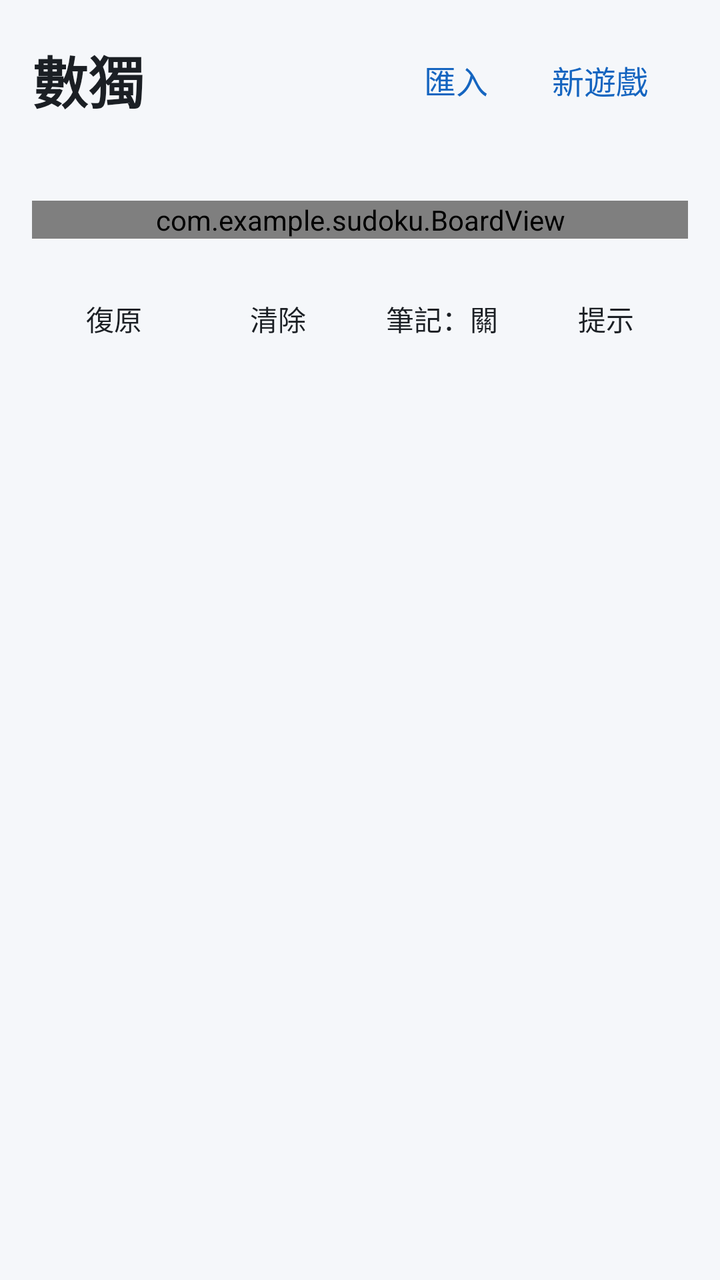
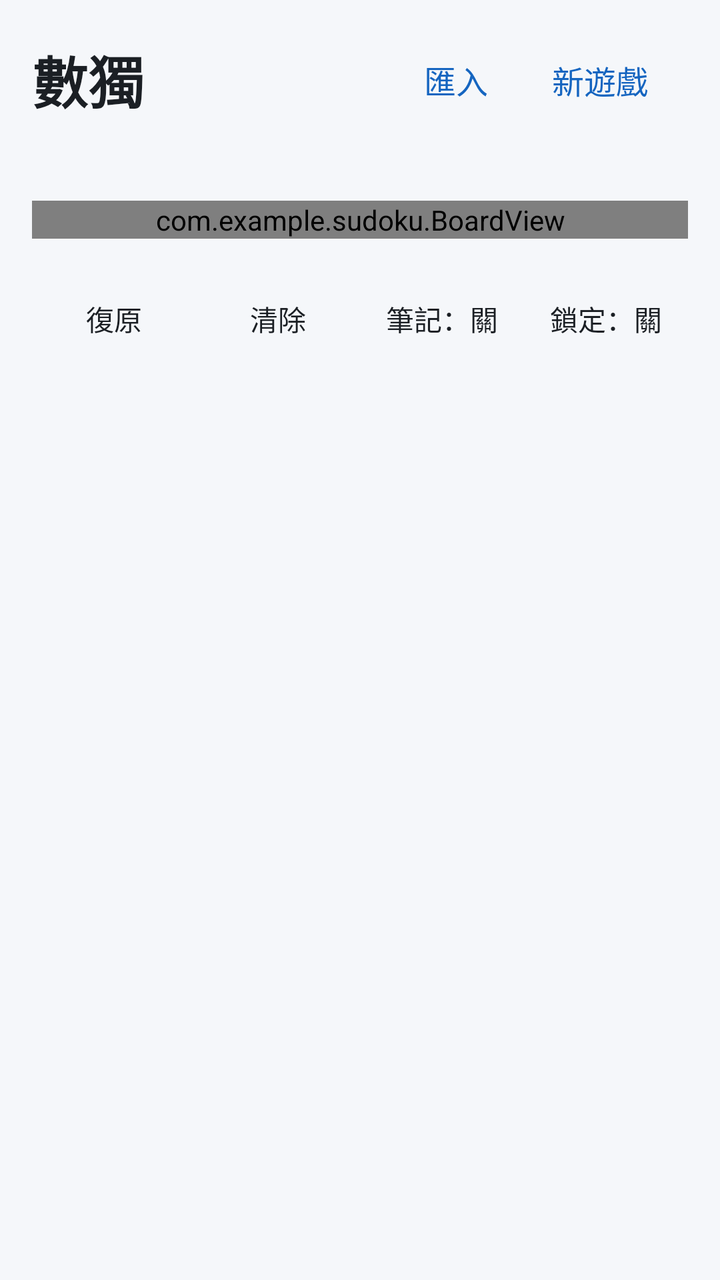

Compare the two renders of this Android layout. The source of the first and the diff that turns it into the second are given below.
<!-- AndroidManifest.xml: application theme Theme.Sudoku -->
<!-- res/layout/activity_main.xml -->
<?xml version="1.0" encoding="utf-8"?>
<LinearLayout xmlns:android="http://schemas.android.com/apk/res/android"
    android:layout_width="match_parent"
    android:layout_height="match_parent"
    android:fitsSystemWindows="true"
    android:orientation="vertical"
    android:padding="16dp">

    <LinearLayout
        android:layout_width="match_parent"
        android:layout_height="wrap_content"
        android:gravity="center_vertical"
        android:orientation="horizontal">

        <TextView
            android:layout_width="0dp"
            android:layout_height="wrap_content"
            android:layout_weight="1"
            android:text="@string/app_name"
            android:textColor="@color/text_primary"
            android:textSize="28sp"
            android:textStyle="bold" />

        <Button
            android:id="@+id/btnImport"
            style="?android:attr/borderlessButtonStyle"
            android:layout_width="wrap_content"
            android:layout_height="wrap_content"
            android:minWidth="0dp"
            android:text="@string/import_puzzle"
            android:textColor="@color/accent"
            android:textSize="16sp" />

        <Button
            android:id="@+id/btnNew"
            style="?android:attr/borderlessButtonStyle"
            android:layout_width="wrap_content"
            android:layout_height="wrap_content"
            android:text="@string/new_game"
            android:textColor="@color/accent"
            android:textSize="16sp" />
    </LinearLayout>

    <LinearLayout
        android:layout_width="match_parent"
        android:layout_height="wrap_content"
        android:layout_marginTop="8dp"
        android:layout_marginBottom="8dp"
        android:orientation="horizontal">

        <TextView
            android:id="@+id/txtDifficulty"
            android:layout_width="0dp"
            android:layout_height="wrap_content"
            android:layout_weight="1"
            android:textColor="@color/text_secondary"
            android:textSize="15sp" />

        <TextView
            android:id="@+id/txtMistakes"
            android:layout_width="0dp"
            android:layout_height="wrap_content"
            android:layout_weight="1"
            android:gravity="center"
            android:textColor="@color/text_secondary"
            android:textSize="15sp" />

        <TextView
            android:id="@+id/txtTime"
            android:layout_width="0dp"
            android:layout_height="wrap_content"
            android:layout_weight="1"
            android:gravity="end"
            android:textColor="@color/text_secondary"
            android:textSize="15sp" />
    </LinearLayout>

    <com.example.sudoku.BoardView
        android:id="@+id/board"
        android:layout_width="match_parent"
        android:layout_height="wrap_content" />

    <LinearLayout
        android:layout_width="match_parent"
        android:layout_height="wrap_content"
        android:layout_marginTop="16dp"
        android:orientation="horizontal">

        <Button
            android:id="@+id/btnUndo"
            style="?android:attr/borderlessButtonStyle"
            android:layout_width="0dp"
            android:layout_height="wrap_content"
            android:layout_weight="1"
            android:minWidth="0dp"
            android:text="@string/undo"
            android:textColor="@color/text_primary" />

        <Button
            android:id="@+id/btnErase"
            style="?android:attr/borderlessButtonStyle"
            android:layout_width="0dp"
            android:layout_height="wrap_content"
            android:layout_weight="1"
            android:minWidth="0dp"
            android:text="@string/erase"
            android:textColor="@color/text_primary" />

        <Button
            android:id="@+id/btnNotes"
            style="?android:attr/borderlessButtonStyle"
            android:layout_width="0dp"
            android:layout_height="wrap_content"
            android:layout_weight="1"
            android:minWidth="0dp"
            android:text="@string/notes_off"
            android:textColor="@color/text_primary" />

        <Button
            android:id="@+id/btnHint"
            style="?android:attr/borderlessButtonStyle"
            android:layout_width="0dp"
            android:layout_height="wrap_content"
            android:layout_weight="1"
            android:minWidth="0dp"
            android:text="@string/hint"
            android:textColor="@color/text_primary" />
    </LinearLayout>

    <LinearLayout
        android:id="@+id/numpad"
        android:layout_width="match_parent"
        android:layout_height="wrap_content"
        android:layout_marginTop="8dp"
        android:orientation="horizontal" />

</LinearLayout>
<!-- resources referenced by this layout -->
<resources>
  <color name="accent">#1565C0</color>
  <color name="text_primary">#1B1F24</color>
  <color name="text_secondary">#6B7480</color>
  <string name="app_name">數獨</string>
  <string name="erase">清除</string>
  <string name="hint">提示</string>
  <string name="import_puzzle">匯入</string>
  <string name="new_game">新遊戲</string>
  <string name="notes_off">筆記：關</string>
  <string name="undo">復原</string>
  <style name="Theme.Sudoku" parent="android:Theme.Material.Light.NoActionBar">
          <item name="android:colorAccent">@color/accent</item>
          <item name="android:windowBackground">@color/app_bg</item>
          <item name="android:statusBarColor">@color/app_bg</item>
          <item name="android:windowLightStatusBar">true</item>
      </style>
  <color name="app_bg">#F5F7FA</color>
</resources>

<!-- the commit's change to res/layout/activity_main.xml (unified diff, before → after) -->
@@ -117,13 +117,13 @@
             android:textColor="@color/text_primary" />
 
         <Button
-            android:id="@+id/btnHint"
+            android:id="@+id/btnLock"
             style="?android:attr/borderlessButtonStyle"
             android:layout_width="0dp"
             android:layout_height="wrap_content"
             android:layout_weight="1"
             android:minWidth="0dp"
-            android:text="@string/hint"
+            android:text="@string/lock_off"
             android:textColor="@color/text_primary" />
     </LinearLayout>
 
<!-- resource entries referenced after the edit -->
@@ -5,8 +5,8 @@
   <color name="text_secondary">#6B7480</color>
   <string name="app_name">數獨</string>
   <string name="erase">清除</string>
-  <string name="hint">提示</string>
   <string name="import_puzzle">匯入</string>
+  <string name="lock_off">鎖定：關</string>
   <string name="new_game">新遊戲</string>
   <string name="notes_off">筆記：關</string>
   <string name="undo">復原</string>
